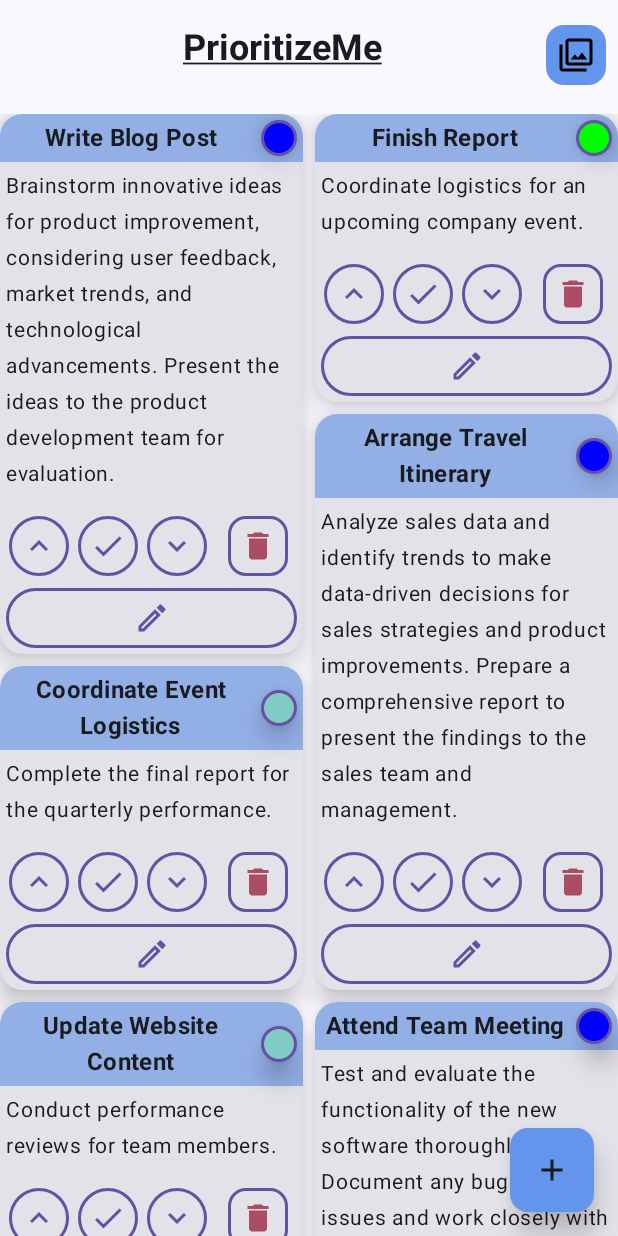
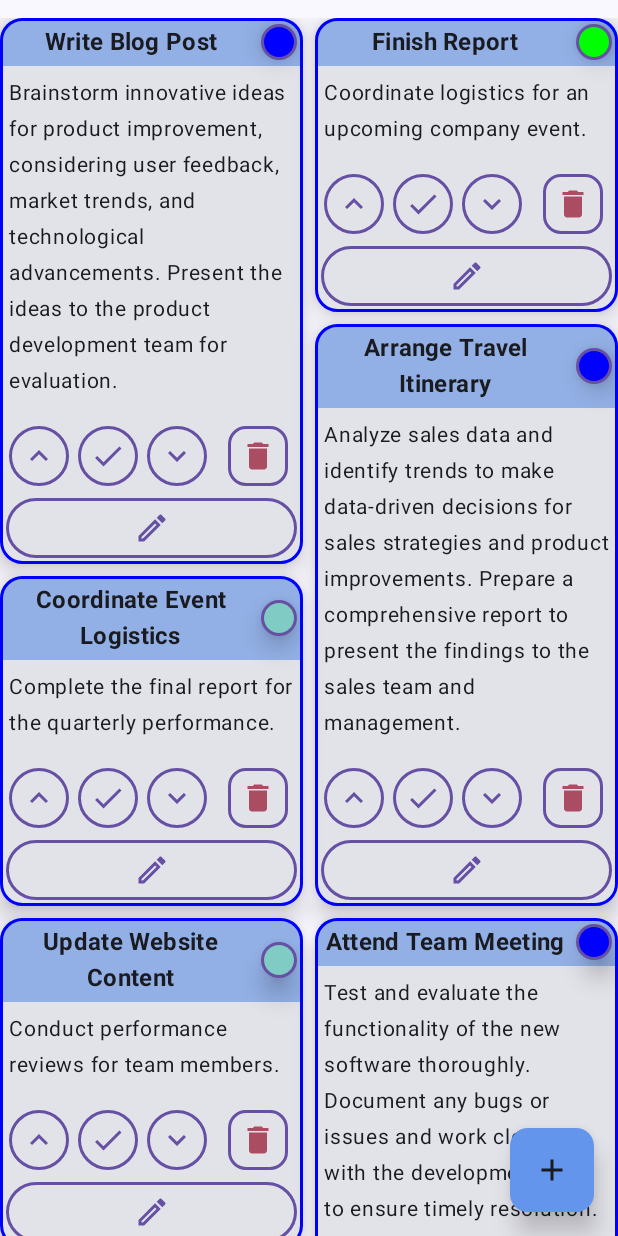
Before and after one commit to RafLew84/PrioritizeMeCompose, an Android app built with Jetpack Compose: the screen it shows after launch (MainActivity), on a phone screen of 412 x 824 dp. Run offline under Robolectric (Android 15) with nearby library versions, the phone set to English and light mode, and no system bars; our stand-ins replace Room's generated code.

```diff
--- a/app/src/main/java/com/example/prioritizemecompose/ui/screens/TaskListScreen.kt
+++ b/app/src/main/java/com/example/prioritizemecompose/ui/screens/TaskListScreen.kt
@@ -20,17 +20,13 @@ import androidx.compose.material.icons.Icons
 import androidx.compose.material.icons.filled.Add
 import androidx.compose.material.icons.filled.Circle
 import androidx.compose.material.icons.filled.Delete
-import androidx.compose.material.icons.filled.Filter
 import androidx.compose.material.icons.outlined.Done
 import androidx.compose.material.icons.outlined.Edit
 import androidx.compose.material.icons.outlined.KeyboardArrowDown
 import androidx.compose.material.icons.outlined.KeyboardArrowUp
 import androidx.compose.material3.Card
 import androidx.compose.material3.CardDefaults
-import androidx.compose.material3.DropdownMenu
-import androidx.compose.material3.DropdownMenuItem
 import androidx.compose.material3.ExperimentalMaterial3Api
-import androidx.compose.material3.FilledTonalIconButton
 import androidx.compose.material3.FloatingActionButton
 import androidx.compose.material3.FloatingActionButtonDefaults
 import androidx.compose.material3.Icon
@@ -39,28 +35,18 @@ import androidx.compose.material3.MaterialTheme
 import androidx.compose.material3.OutlinedIconButton
 import androidx.compose.material3.Scaffold
 import androidx.compose.material3.Text
-import androidx.compose.material3.TextField
-import androidx.compose.material3.TextFieldDefaults
-import androidx.compose.material3.TopAppBar
 import androidx.compose.runtime.Composable
-import androidx.compose.runtime.MutableState
 import androidx.compose.runtime.getValue
-import androidx.compose.runtime.mutableStateOf
-import androidx.compose.runtime.remember
-import androidx.compose.runtime.setValue
 import androidx.compose.ui.Alignment
 import androidx.compose.ui.Modifier
 import androidx.compose.ui.graphics.Color
 import androidx.compose.ui.graphics.ColorFilter
 import androidx.compose.ui.graphics.vector.ImageVector
-import androidx.compose.ui.text.TextStyle
 import androidx.compose.ui.text.font.FontWeight
 import androidx.compose.ui.text.style.TextAlign
-import androidx.compose.ui.text.style.TextDecoration
 import androidx.compose.ui.unit.dp
 import androidx.compose.ui.unit.sp
 import androidx.lifecycle.compose.collectAsStateWithLifecycle
-import com.example.prioritizemecompose.data.db.Priority
 import com.example.prioritizemecompose.data.db.Task
 import com.example.prioritizemecompose.viewmodel.TaskViewModel
 
@@ -73,31 +59,11 @@ fun TaskListScreen(
 ) {
 
     val tasks by viewModel.tasksState.collectAsStateWithLifecycle()
-    var filteredTitle by remember {
-        mutableStateOf("")
-    }
-
-    val selected = remember { mutableStateOf(Priority.NORMALNY.name) }
 
     Scaffold(
         floatingActionButton = {
             AddTaskFAB(onClick = { onAddScreen() })
         },
-        topBar = {
-            TopAppBar(
-                title = { Text(
-                    text = "PrioritizeMe",
-                    fontSize = 24.sp,
-                    fontWeight = FontWeight.Bold,
-                    modifier = Modifier.fillMaxWidth(),
-                    textAlign = TextAlign.Center,
-                    textDecoration = TextDecoration.Underline,
-                    style = MaterialTheme.typography.titleLarge,
-                ) },
-                actions = { PriorityFiltering(selected, viewModel)},
-                modifier = Modifier.fillMaxWidth()
-            )
-        }
     ) { paddingValues ->
         Box(
             modifier = Modifier
@@ -110,10 +76,7 @@ fun TaskListScreen(
                 verticalItemSpacing = 8.dp,
                 horizontalArrangement = Arrangement.spacedBy(8.dp),
                 content = {
-                    items(
-                        count = tasks.size,
-                        key = { tasks[it].id }
-                    ) { index ->
+                    items(count = tasks.size) { index ->
                         CreateItemCard(
                             onClickEdit = onEditScreen,
                             task = tasks[index],
@@ -145,45 +108,6 @@ private fun AddTaskFAB(
 }
 
 @Composable
-private fun PriorityFiltering(
-    selected: MutableState<String>,
-    viewModel: TaskViewModel
-) {
-    val expanded = remember { mutableStateOf(false) }
-
-    FilledTonalIconButton(
-        onClick = { expanded.value = true },
-        colors = IconButtonDefaults.iconButtonColors(
-            containerColor = Color(100, 149, 237)
-        ),
-        shape = FloatingActionButtonDefaults.smallShape,
-        modifier = Modifier.padding(top = 10.dp, start = 4.dp)
-    ) {
-        Icon(
-            imageVector = Icons.Filled.Filter,
-            contentDescription = "Sorting Options",
-            tint = Color.Black
-        )
-    }
-
-    DropdownMenu(
-        expanded = expanded.value,
-        onDismissRequest = { expanded.value = false },
-    ) {
-        viewModel.priorities.forEach { option ->
-            DropdownMenuItem(
-                text = { Text(option)
-                },
-                onClick = {
-                    expanded.value = false
-                    selected.value = option
-                }
-            )
-        }
-    }
-}
-
-@Composable
 private fun CreateItemCard(
     onClickEdit: () -> Unit,
     task: Task,
@@ -192,6 +116,7 @@ private fun CreateItemCard(
     Card(
         shape = RoundedCornerShape(15.dp),
         elevation = CardDefaults.cardElevation(defaultElevation = 10.dp),
+        border = BorderStroke(2.dp, Color.Blue)
     ) {
         Column(
             modifier = Modifier.fillMaxSize()
@@ -199,7 +124,7 @@ private fun CreateItemCard(
             CardTitle(task, viewModel)
             Text(
                 text = task.description,
-                modifier = Modifier.padding(4.dp),
+                modifier = Modifier.padding(6.dp),
                 fontSize = 14.sp
             )
             ButtonsRow(
```
